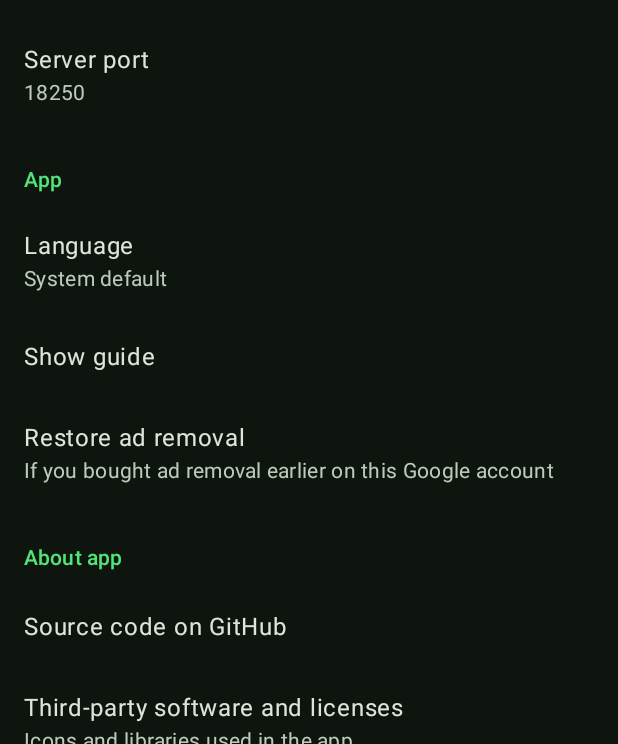
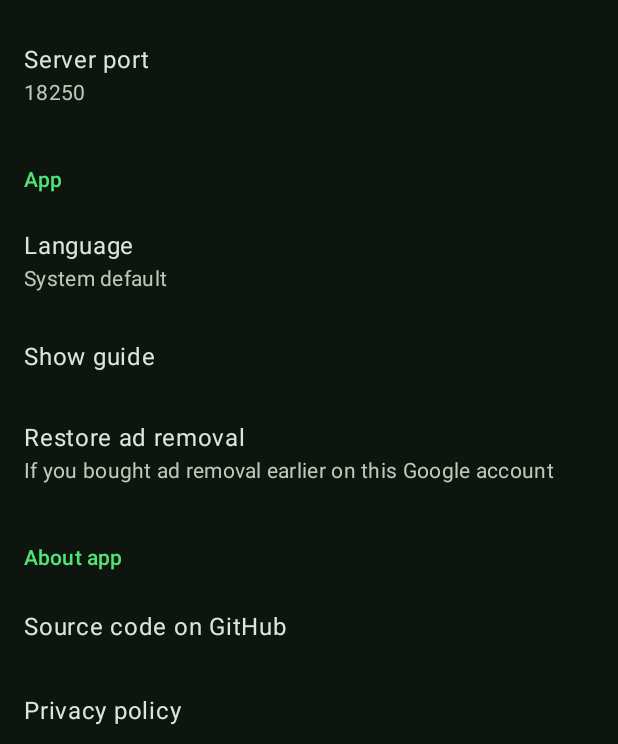
Before and after one commit to alexChurkin/TruckRemoteControl, an Android app built with Jetpack Compose: the SettingsActivity screen opened directly, with no data from a screen before it, scrolled down 1730 dp, on a phone screen of 412 x 824 dp, the part 492-1236 px from its top. Run offline under Robolectric (Android 15) with nearby library versions, the phone set to English and light mode, and no system bars; libraries missing offline, so code that uses them is left out: com.android.billingclient, com.mikepenz.aboutlibraries, com.yandex.mobile; network calls fail; 4 statements that could not run were skipped.

Commit message:
Advertising identifier is off, privacy policy link in the settings
The AD_ID permission is removed from the manifest, the AppMetrica modules
that read the advertising identifiers and the location aren't included,
Yandex Ads gets no consent to personalisation and location.
Settings -> About has a link to the privacy policy on the site.

Co-Authored-By: Claude Opus 5.5 <noreply@anthropic.com>
Claude-Session: https://claude.ai/code/session_01SRKUD8Tv7anLb4GhXWuPGv

```diff
--- a/app/src/main/AndroidManifest.xml
+++ b/app/src/main/AndroidManifest.xml
@@ -12,6 +12,11 @@
     <uses-permission android:name="android.permission.VIBRATE" />
     <uses-permission android:name="android.permission.WAKE_LOCK" />
     <uses-permission android:name="com.android.vending.BILLING" />
+    <!-- The advertising identifier isn't used: Yandex Ads and Google Play services libraries request it,
+         and without the permission Android gives them only zeros instead of the identifier -->
+    <uses-permission
+        android:name="com.google.android.gms.permission.AD_ID"
+        tools:node="remove" />
 
     <application
         android:name=".TruckRemoteApp"
--- a/app/src/main/java/com/alexchurkin/truckremote/data/ads/AdManager.kt
+++ b/app/src/main/java/com/alexchurkin/truckremote/data/ads/AdManager.kt
@@ -31,6 +31,9 @@ class AdManager(private val settings: AppSettings) {
         initializing = true
         val appContext = context.applicationContext
         YandexAds.enableLogging(BuildConfig.USE_LOG)
+        // Ads aren't personalised and don't use the location (as written in the privacy policy)
+        YandexAds.setUserConsent(false)
+        YandexAds.setLocationTracking(false)
         YandexAds.initialize(appContext) {
             logD("> AdManager was initialized")
             initializing = false
--- a/app/src/main/java/com/alexchurkin/truckremote/ui/settings/SettingsActivity.kt
+++ b/app/src/main/java/com/alexchurkin/truckremote/ui/settings/SettingsActivity.kt
@@ -5,6 +5,7 @@ import android.content.Intent
 import android.os.Bundle
 import androidx.activity.compose.setContent
 import androidx.activity.enableEdgeToEdge
+import androidx.annotation.StringRes
 import androidx.appcompat.app.AppCompatActivity
 import androidx.core.net.toUri
 import androidx.lifecycle.viewmodel.compose.viewModel
@@ -28,15 +29,15 @@ class SettingsActivity : AppCompatActivity() {
                     viewModel = viewModel(factory = SettingsViewModel.Factory),
                     onBack = ::finish,
                     onOpenGuide = { startActivity(Intent(this, GuideActivity::class.java)) },
-                    onOpenGithub = ::openGithub,
+                    onOpenLink = ::openLink,
                 )
             }
         }
     }
 
-    private fun openGithub() {
+    private fun openLink(@StringRes link: Int) {
         try {
-            startActivity(Intent(Intent.ACTION_VIEW, getString(R.string.github_link).toUri()))
+            startActivity(Intent(Intent.ACTION_VIEW, getString(link).toUri()))
         } catch (_: ActivityNotFoundException) {
             // No browser on the device
         }
--- a/app/src/main/java/com/alexchurkin/truckremote/ui/settings/SettingsScreen.kt
+++ b/app/src/main/java/com/alexchurkin/truckremote/ui/settings/SettingsScreen.kt
@@ -155,7 +155,8 @@ data class SettingsActions(
     val onScanQr: () -> Unit = {},
     val onOpenGuide: () -> Unit = {},
     val onRestorePurchase: () -> Unit = {},
-    val onOpenGithub: () -> Unit = {},
+    // Opens the link from the string resource in the browser
+    val onOpenLink: (Int) -> Unit = {},
 )
 
 @Composable
@@ -163,7 +164,7 @@ fun SettingsScreen(
     viewModel: SettingsViewModel,
     onBack: () -> Unit,
     onOpenGuide: () -> Unit,
-    onOpenGithub: () -> Unit,
+    onOpenLink: (Int) -> Unit,
     modifier: Modifier = Modifier,
 ) {
     val state by viewModel.state.collectAsStateWithLifecycle()
@@ -177,7 +178,7 @@ fun SettingsScreen(
         viewModel.messages.collect { message -> snackbarHostState.showSnackbar(message.format(resources)) }
     }
 
-    val actions = remember(viewModel, onBack, onOpenGuide, onOpenGithub, context) {
+    val actions = remember(viewModel, onBack, onOpenGuide, onOpenLink, context) {
         SettingsActions(
             onBack = onBack,
             onServerPortChange = viewModel::setServerPort,
@@ -209,7 +210,7 @@ fun SettingsScreen(
             },
             onOpenGuide = onOpenGuide,
             onRestorePurchase = viewModel::restorePurchase,
-            onOpenGithub = onOpenGithub,
+            onOpenLink = onOpenLink,
         )
     }
 
@@ -443,7 +444,18 @@ private fun SettingsList(
         }
 
         centeredItem { SectionHeader(R.string.about_app) }
-        centeredItem { ClickableItem(title = stringResource(R.string.github_page), onClick = actions.onOpenGithub) }
+        centeredItem {
+            ClickableItem(
+                title = stringResource(R.string.github_page),
+                onClick = { actions.onOpenLink(R.string.github_link) },
+            )
+        }
+        centeredItem {
+            ClickableItem(
+                title = stringResource(R.string.privacy_policy_title),
+                onClick = { actions.onOpenLink(R.string.privacy_policy_link) },
+            )
+        }
         centeredItem {
             ClickableItem(
                 title = stringResource(R.string.third_party_title),
--- a/app/src/main/res/values/strings.xml
+++ b/app/src/main/res/values/strings.xml
@@ -131,6 +131,8 @@
     <string name="server_ip_invalid">Enter an IP address like 192.168.1.10</string>
     <string name="third_party_title">Third-party software and licenses</string>
     <string name="third_party_summary">Icons and libraries used in the app</string>
+    <string name="privacy_policy_title">Privacy policy</string>
+    <string name="privacy_policy_link">https://churkinapps.github.io/en/truckremote/privacy-policy.html</string>
     <string name="restore_purchase_title">Restore ad removal</string>
     <string name="restore_purchase_summary">If you bought ad removal earlier on this Google account</string>
     <string name="ads_removed_title">Ads are disabled</string>
```
Also changed, not shown: app/build.gradle.kts (+7 -0 lines), 3 other files.
